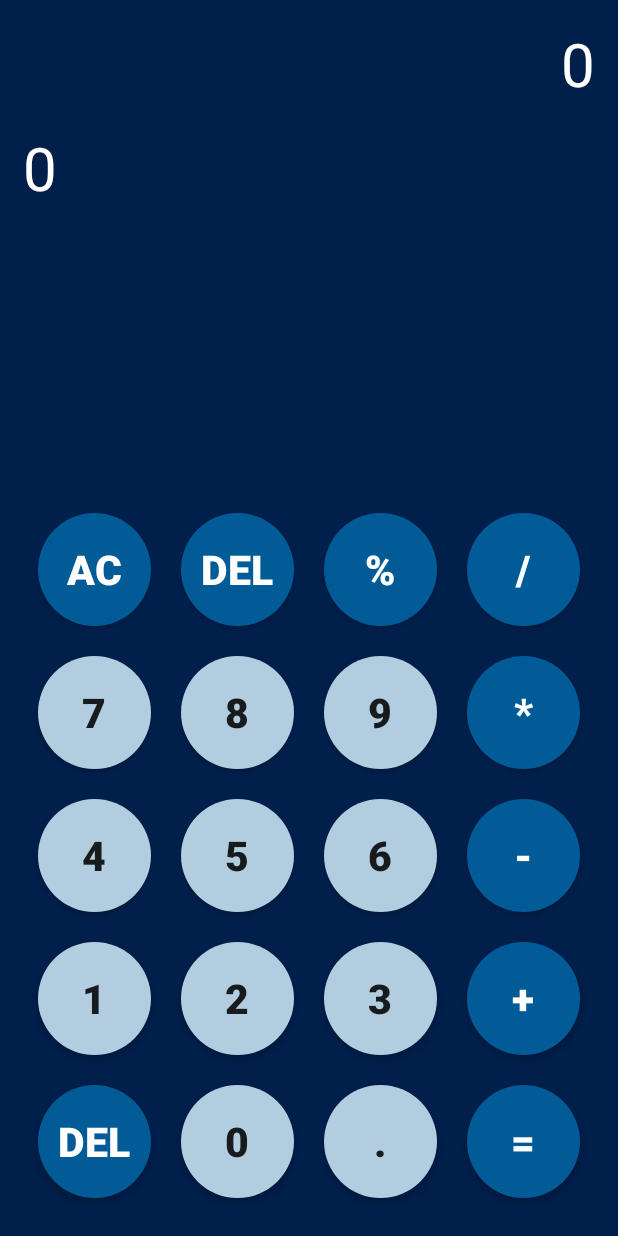
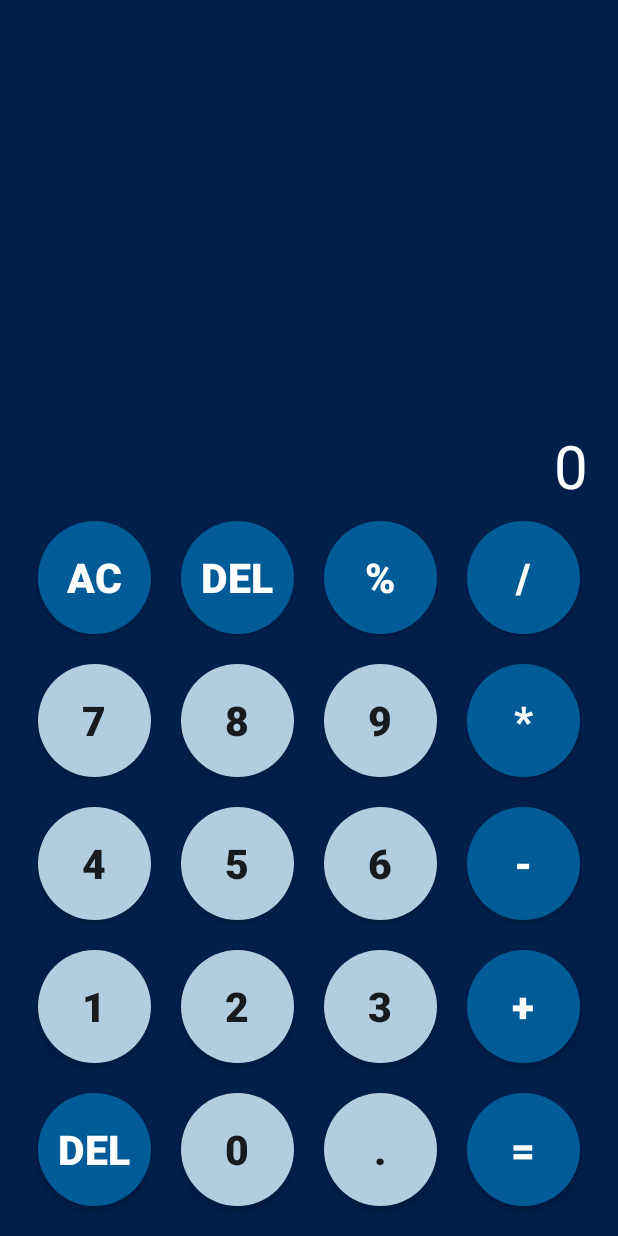
Before and after one commit to TropicalKhaotic/AndroidLearning, an Android app: the screen it shows after launch (MainActivity), on a phone screen of 412 x 824 dp. Run offline under Robolectric (Android 15) with nearby library versions, the phone set to English and light mode, and no system bars.

Commit message:
Changed layout style to match first calculator

```diff
--- a/app/src/main/res/layout/activity_main.xml
+++ b/app/src/main/res/layout/activity_main.xml
@@ -6,14 +6,13 @@
     android:layout_width="match_parent"
     android:layout_height="match_parent"
     android:background="@color/deep_blue"
-    android:padding="15dp"
+    android:padding="10dp"
     tools:context=".MainActivity">
 
     <RelativeLayout
         android:id="@+id/test"
         android:layout_width="match_parent"
-        android:layout_height="match_parent"
-        android:padding="15dp">
+        android:layout_height="match_parent">
 
     </RelativeLayout>
 
@@ -32,28 +31,9 @@
                 android:id="@+id/calculations"
                 android:layout_width="match_parent"
                 android:layout_height="wrap_content"
-                android:textAlignment="textEnd"
-                android:text="0"
-                android:textColor="@color/white"
-                android:textSize="40sp">
-
-            </TextView>
-
-        </RelativeLayout>
-
-        <RelativeLayout
-            android:id="@+id/result_text"
-            android:layout_width="match_parent"
-            android:layout_height="wrap_content"
-            android:paddingTop="15dp"
-            android:layout_below="@+id/calculation_text">
-
-            <TextView
-                android:id="@+id/results"
-                android:layout_width="match_parent"
-                android:layout_height="wrap_content"
-                android:text="0"
+                android:paddingHorizontal="10dp"
                 android:textAlignment="textStart"
+                android:text=""
                 android:textColor="@color/white"
                 android:textSize="40sp">
 
@@ -64,17 +44,42 @@
     </RelativeLayout>
 
     <RelativeLayout
+        android:id="@+id/result_text"
+        android:layout_width="match_parent"
+        android:layout_height="wrap_content"
+        android:paddingTop="15dp"
+        android:layout_above="@+id/buttons">
+
+        <RelativeLayout
+            android:layout_width="match_parent"
+            android:layout_height="wrap_content">
+
+            <TextView
+                android:id="@+id/results"
+                android:layout_width="match_parent"
+                android:layout_height="wrap_content"
+                android:paddingHorizontal="10dp"
+                android:text="0"
+                android:textAlignment="textEnd"
+                android:textColor="@color/white"
+                android:textSize="40sp">
+            </TextView>
+
+        </RelativeLayout>
+
+    </RelativeLayout>
+
+    <RelativeLayout
         android:id="@+id/buttons"
         android:layout_width="wrap_content"
         android:layout_height="wrap_content"
-        android:layout_centerHorizontal="true"
-        android:gravity="bottom"
         android:layout_alignBottom="@id/test">
 
         <RelativeLayout
             android:id="@+id/line1"
             android:layout_width="match_parent"
             android:layout_height="wrap_content"
+            android:paddingHorizontal="5dp"
             >
 
             <Button
@@ -125,6 +130,7 @@
             android:id="@+id/line2"
             android:layout_width="match_parent"
             android:layout_height="wrap_content"
+            android:paddingHorizontal="5dp"
             android:layout_below="@+id/line1"
             >
 
@@ -170,6 +176,7 @@
             android:id="@+id/line3"
             android:layout_width="match_parent"
             android:layout_height="wrap_content"
+            android:paddingHorizontal="5dp"
             android:layout_below="@+id/line2"
             >
 
@@ -217,6 +224,7 @@
             android:id="@+id/line4"
             android:layout_width="match_parent"
             android:layout_height="wrap_content"
+            android:paddingHorizontal="5dp"
             android:layout_below="@+id/line3"
             >
 
@@ -263,6 +271,7 @@
             android:id="@+id/line5"
             android:layout_width="match_parent"
             android:layout_height="wrap_content"
+            android:paddingHorizontal="5dp"
             android:layout_below="@+id/line4"
             >
 
```
